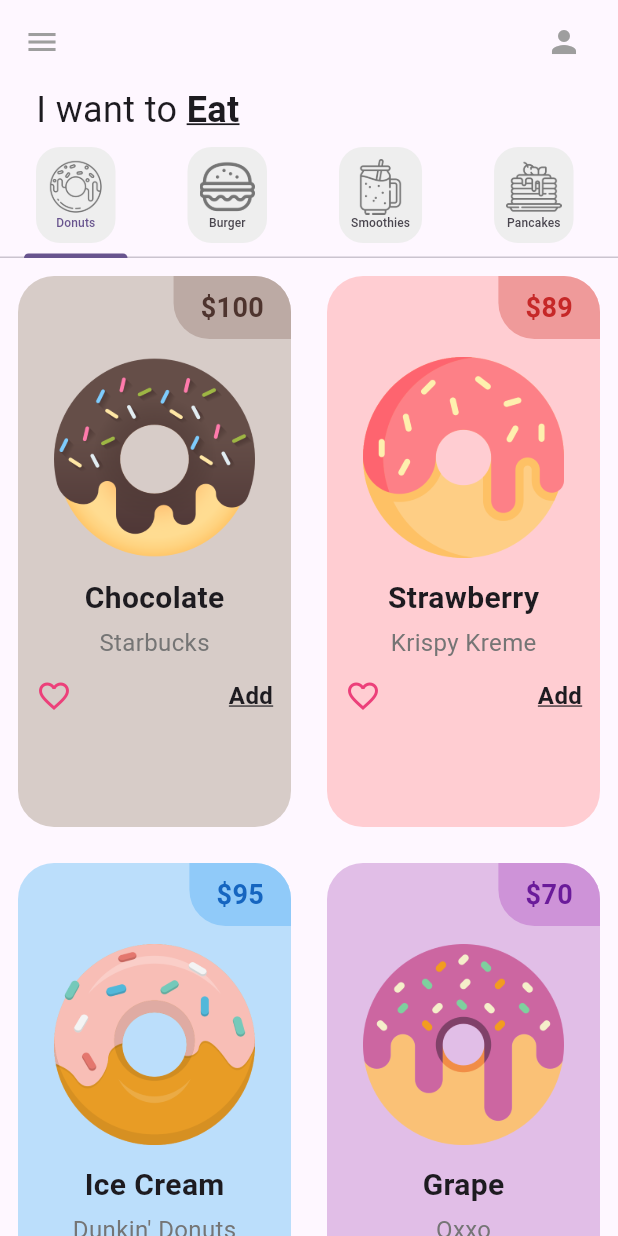
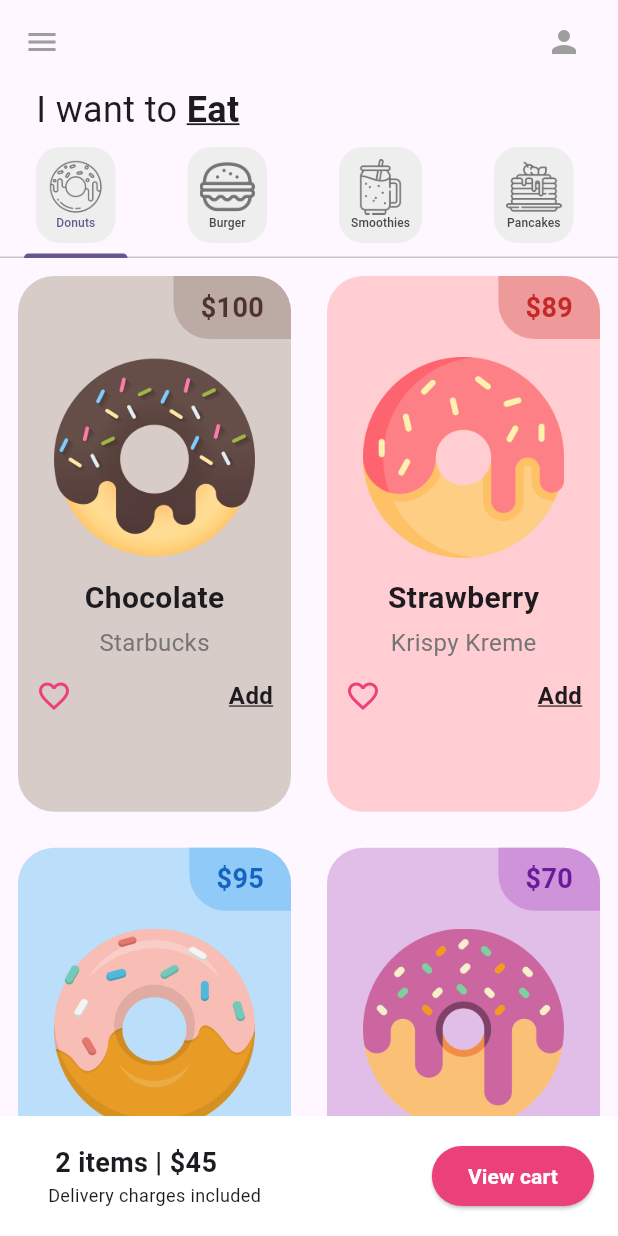
Before and after one commit to Gmoisesq26/donut_app, a Flutter app: the screen it shows after launch, on a phone screen of 412 x 824 dp. Run offline on Flutter 3.47's test engine with Material 3 defaults, Android fonts, the phone set to English and light mode, and no system bars.

Commit message:
feat(cart): add shopping cart summary bar and adjust UI spacing

```diff
--- a/lib/screens/home_page.dart
+++ b/lib/screens/home_page.dart
@@ -116,6 +116,44 @@ class _HomePageState extends State<HomePage> {
               ]),
             ),
             //4 Carrito(Cart)
+            Container(
+              color: Colors.white,
+              padding: EdgeInsets.all(16),
+              child: Row(
+                  mainAxisAlignment: MainAxisAlignment.spaceBetween,
+                  children: [
+                    Padding(
+                      padding: const EdgeInsets.only(left: 16),
+                      child: Column(
+                        crossAxisAlignment: CrossAxisAlignment.start,
+                        children: [
+                          Text(
+                            ' 2 items | \$45 ',
+                            style: TextStyle(
+                              fontWeight: FontWeight.bold,
+                              fontSize: 18,
+                            ),
+                          ),
+                          Text('Delivery charges included',
+                              style: TextStyle(
+                                fontSize: 12,
+                              )),
+                        ],
+                      ),
+                    ),
+                    ElevatedButton(
+                      onPressed: () {},
+                      style: ElevatedButton.styleFrom(
+                        backgroundColor: Colors.pink[400],
+                      ),
+                      child: Text('View cart',
+                          style: TextStyle(
+                            fontWeight: FontWeight.bold,
+                            color: Colors.white,
+                          )),
+                    )
+                  ]),
+            )
           ],
         ),
       ),
--- a/lib/tab/donut_tab.dart
+++ b/lib/tab/donut_tab.dart
@@ -36,7 +36,7 @@ class DonutTab extends StatelessWidget {
       //Se encarga de acomodar los elementos dentro del grid
       gridDelegate: SliverGridDelegateWithFixedCrossAxisCount(
           //Tamaño de cada columna
-          childAspectRatio: 1 / 1.9,
+          childAspectRatio: 1 / 1.85,
 
           //Cantidad de columnas
           crossAxisCount: 2),
```
